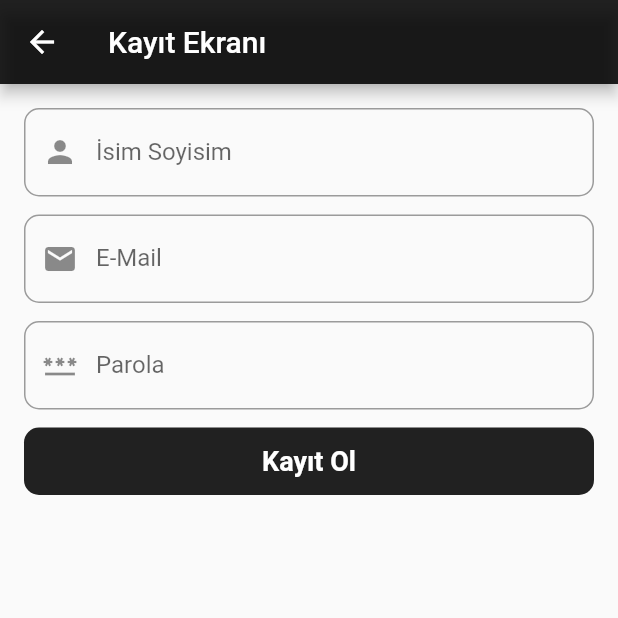
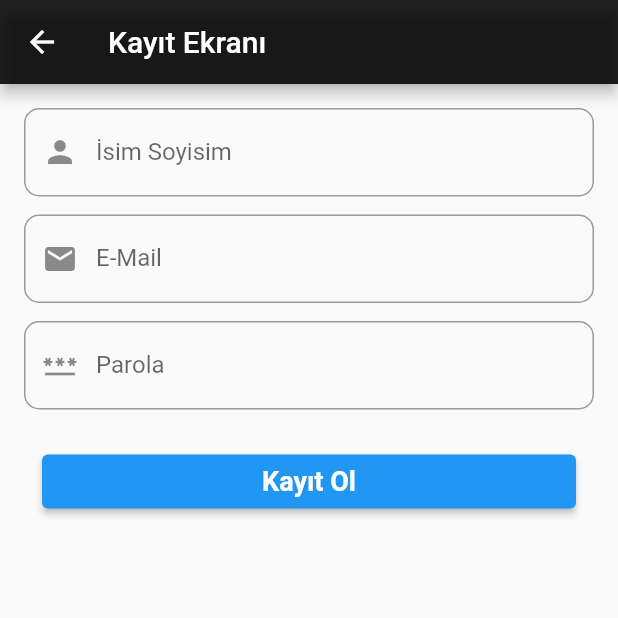
Before and after one commit to yavuzfk/Team40-, a Flutter app: the KayitEkrani screen opened directly, on a phone screen of 412 x 824 dp, the top half of it. Run offline on Flutter 3.47's test engine with Material 2 defaults, Android fonts, the phone set to English and light mode, and no system bars.

Commit message:
tiklama eventi ekleyebilmek için kayıt ol widget i elevated button ile wrap edildi

```diff
--- a/lib/screens/kayit_ekrani.dart
+++ b/lib/screens/kayit_ekrani.dart
@@ -69,6 +69,7 @@ class _KayitEkraniState extends State<KayitEkrani> {
               width: double.infinity,
               child: Padding(
                 padding: const EdgeInsets.all(12.0),
+                child: ElevatedButton(
                   child: Center(
                     child: Text(
                       'Kayıt Ol',
@@ -78,10 +79,18 @@ class _KayitEkraniState extends State<KayitEkrani> {
                           fontSize: 18.0),
                     ),
                   ),
+                  onPressed: () {
+                    Navigator.push(
+                      context,
+                      MaterialPageRoute(builder: (context) => const OzellestirmeSayfasi()),
+                    );
+                  },
                 ),
-              decoration: BoxDecoration(
+
+              ),
+            /*  decoration: BoxDecoration(
                   color: Colors.black87,
-                  borderRadius: BorderRadius.circular(10.0)),
+                  borderRadius: BorderRadius.circular(10.0)),*/
             ),
           ),
         ]),
```
Lines whose indentation alone changed are shown as unchanged.
